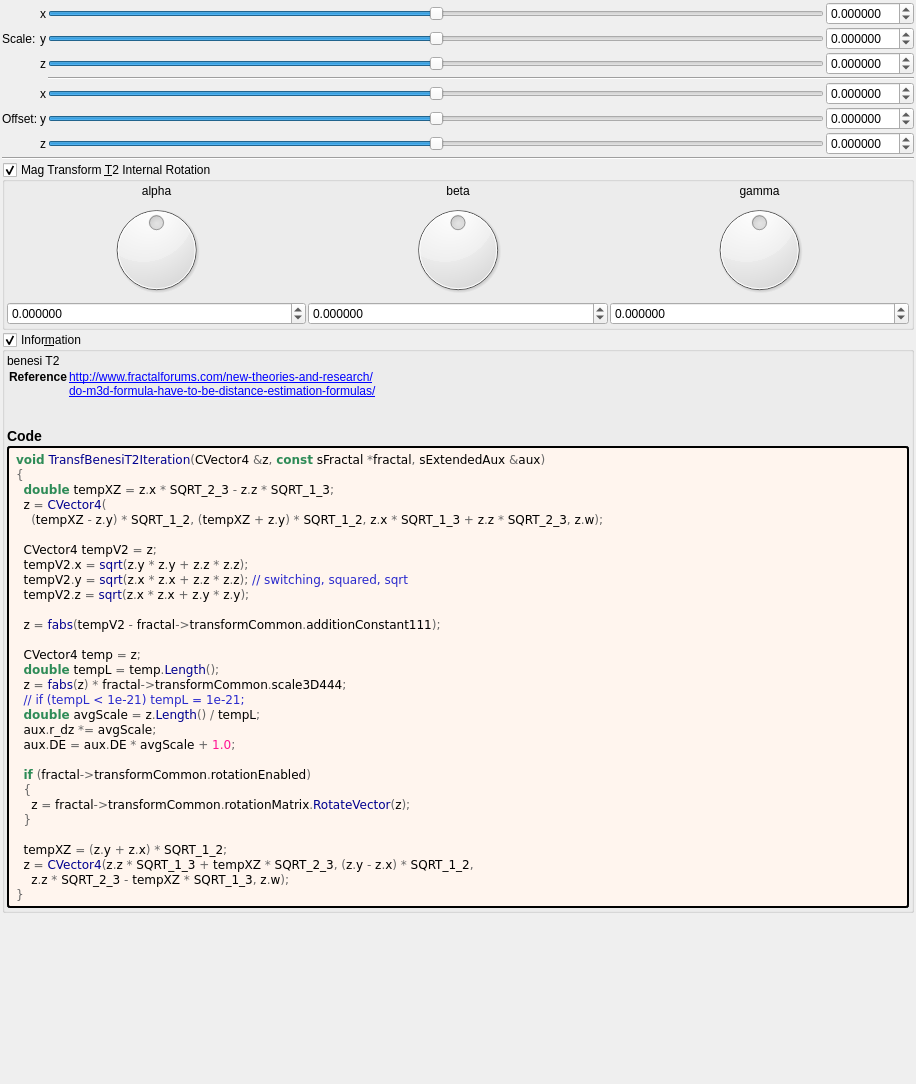
Before: the Qt Designer form mandelbulber2/formula/ui/fractal_transf_benesi_t2.ui in buddhi1980/mandelbulber2, drawn with Qt 5.
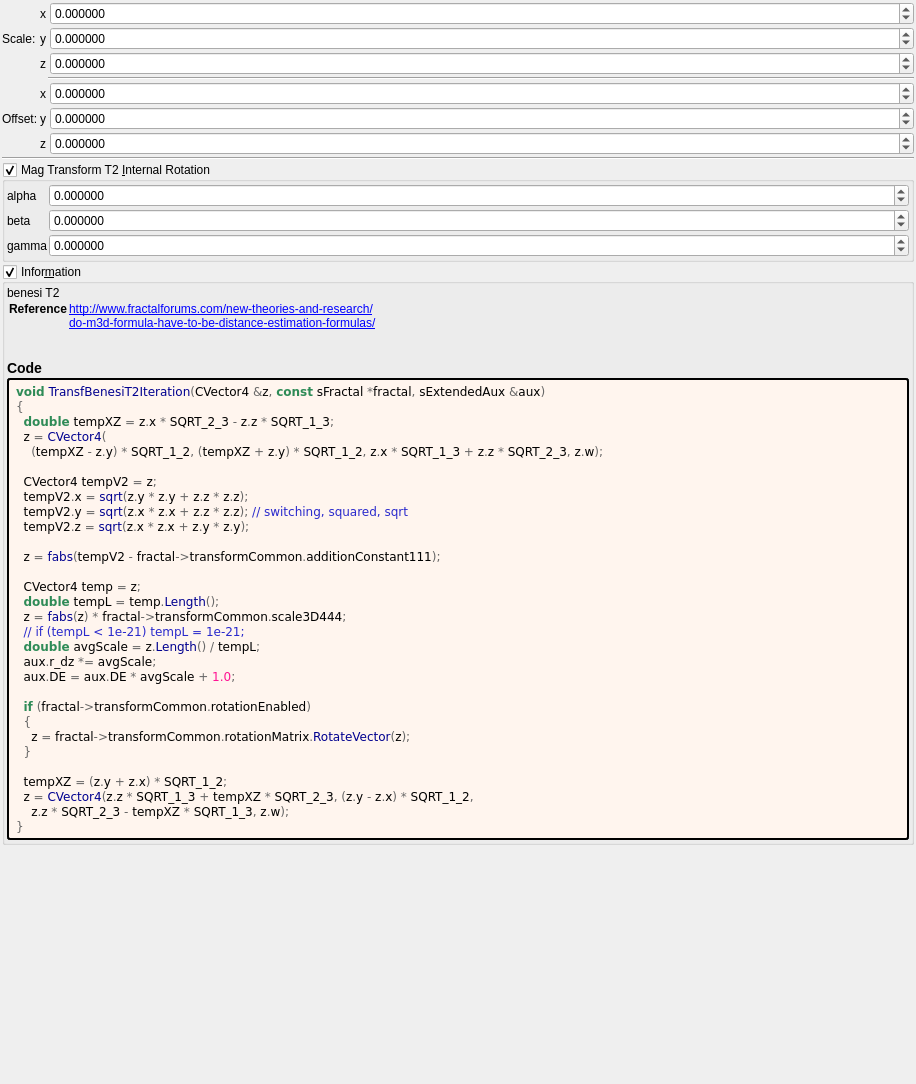
After: the same form once the commit is applied. Custom widgets are drawn as their Qt base class.

Commit message: Cleaned up 18 UIs for fractal transforms

```diff
--- a/mandelbulber2/formula/ui/fractal_transf_benesi_t2.ui
+++ b/mandelbulber2/formula/ui/fractal_transf_benesi_t2.ui
@@ -30,67 +30,11 @@
     <number>2</number>
    </property>
    <item>
-    <layout class="QGridLayout" name="gridLayout_63">
+    <layout class="QGridLayout" name="gridLayout_63" columnstretch="0,0,0,0,1">
      <property name="spacing">
       <number>2</number>
      </property>
-     <item row="6" column="4">
-      <widget class="MyDoubleSpinBox" name="spinbox3_transf_addition_constant_111_y">
-       <property name="sizePolicy">
-        <sizepolicy hsizetype="Minimum" vsizetype="Maximum">
-         <horstretch>0</horstretch>
-         <verstretch>0</verstretch>
-        </sizepolicy>
-       </property>
-       <property name="prefix">
-        <string/>
-       </property>
-       <property name="suffix">
-        <string/>
-       </property>
-       <property name="decimals">
-        <number>6</number>
-       </property>
-       <property name="minimum">
-        <double>-99.989999999999995</double>
-       </property>
-       <property name="maximum">
-        <double>99.989999999999995</double>
-       </property>
-       <property name="singleStep">
-        <double>0.100000000000000</double>
-       </property>
-      </widget>
-     </item>
-     <item row="5" column="4">
-      <widget class="MyDoubleSpinBox" name="spinbox3_transf_addition_constant_111_x">
-       <property name="sizePolicy">
-        <sizepolicy hsizetype="Minimum" vsizetype="Maximum">
-         <horstretch>0</horstretch>
-         <verstretch>0</verstretch>
-        </sizepolicy>
-       </property>
-       <property name="prefix">
-        <string/>
-       </property>
-       <property name="suffix">
-        <string/>
-       </property>
-       <property name="decimals">
-        <number>6</number>
-       </property>
-       <property name="minimum">
-        <double>-99.989999999999995</double>
-       </property>
-       <property name="maximum">
-        <double>99.989999999999995</double>
-       </property>
-       <property name="singleStep">
-        <double>0.100000000000000</double>
-       </property>
-      </widget>
-     </item>
-     <item row="3" column="4">
+     <item row="2" column="4">
       <widget class="MyDoubleSpinBox" name="spinbox3_transf_scale3D_444_z">
        <property name="sizePolicy">
         <sizepolicy hsizetype="Minimum" vsizetype="Maximum">
@@ -118,78 +62,118 @@
        </property>
       </widget>
      </item>
-     <item row="3" column="2">
-      <widget class="QLabel" name="label_260">
+     <item row="5" column="2">
+      <widget class="QLabel" name="label_259">
        <property name="text">
-        <string notr="true">z</string>
+        <string notr="true">y</string>
        </property>
       </widget>
      </item>
-     <item row="2" column="3">
-      <widget class="QSlider" name="slider3_transf_scale3D_444_y">
-       <property name="sizePolicy">
-        <sizepolicy hsizetype="Expanding" vsizetype="Maximum">
-         <horstretch>0</horstretch>
-         <verstretch>0</verstretch>
-        </sizepolicy>
-       </property>
-       <property name="minimum">
-        <number>-5000000</number>
-       </property>
-       <property name="maximum">
-        <number>5000000</number>
-       </property>
-       <property name="singleStep">
-        <number>1</number>
-       </property>
-       <property name="orientation">
-        <enum>Qt::Horizontal</enum>
-       </property>
-      </widget>
-     </item>
-     <item row="6" column="1">
+     <item row="5" column="1">
       <widget class="QLabel" name="label_255">
        <property name="text">
         <string>Offset:</string>
        </property>
       </widget>
      </item>
-     <item row="2" column="1">
+     <item row="0" column="4">
+      <widget class="MyDoubleSpinBox" name="spinbox3_transf_scale3D_444_x">
+       <property name="sizePolicy">
+        <sizepolicy hsizetype="Minimum" vsizetype="Maximum">
+         <horstretch>0</horstretch>
+         <verstretch>0</verstretch>
+        </sizepolicy>
+       </property>
+       <property name="prefix">
+        <string/>
+       </property>
+       <property name="suffix">
+        <string/>
+       </property>
+       <property name="decimals">
+        <number>6</number>
+       </property>
+       <property name="minimum">
+        <double>-99.989999999999995</double>
+       </property>
+       <property name="maximum">
+        <double>99.989999999999995</double>
+       </property>
+       <property name="singleStep">
+        <double>0.100000000000000</double>
+       </property>
+      </widget>
+     </item>
+     <item row="1" column="4">
+      <widget class="MyDoubleSpinBox" name="spinbox3_transf_scale3D_444_y">
+       <property name="sizePolicy">
+        <sizepolicy hsizetype="Minimum" vsizetype="Maximum">
+         <horstretch>0</horstretch>
+         <verstretch>0</verstretch>
+        </sizepolicy>
+       </property>
+       <property name="prefix">
+        <string/>
+       </property>
+       <property name="suffix">
+        <string/>
+       </property>
+       <property name="decimals">
+        <number>6</number>
+       </property>
+       <property name="minimum">
+        <double>-99.989999999999995</double>
+       </property>
+       <property name="maximum">
+        <double>99.989999999999995</double>
+       </property>
+       <property name="singleStep">
+        <double>0.100000000000000</double>
+       </property>
+      </widget>
+     </item>
+     <item row="5" column="4">
+      <widget class="MyDoubleSpinBox" name="spinbox3_transf_addition_constant_111_y">
+       <property name="sizePolicy">
+        <sizepolicy hsizetype="Minimum" vsizetype="Maximum">
+         <horstretch>0</horstretch>
+         <verstretch>0</verstretch>
+        </sizepolicy>
+       </property>
+       <property name="prefix">
+        <string/>
+       </property>
+       <property name="suffix">
+        <string/>
+       </property>
+       <property name="decimals">
+        <number>6</number>
+       </property>
+       <property name="minimum">
+        <double>-99.989999999999995</double>
+       </property>
+       <property name="maximum">
+        <double>99.989999999999995</double>
+       </property>
+       <property name="singleStep">
+        <double>0.100000000000000</double>
+       </property>
+      </widget>
+     </item>
+     <item row="4" column="2">
+      <widget class="QLabel" name="label_254">
+       <property name="text">
+        <string notr="true">x</string>
+       </property>
+      </widget>
+     </item>
+     <item row="1" column="1">
       <widget class="QLabel" name="label_258">
        <property name="text">
         <string>Scale:</string>
        </property>
       </widget>
      </item>
-     <item row="4" column="3" colspan="2">
-      <widget class="Line" name="line_53">
-       <property name="orientation">
-        <enum>Qt::Horizontal</enum>
-       </property>
-      </widget>
-     </item>
-     <item row="6" column="3">
-      <widget class="QSlider" name="slider3_transf_addition_constant_111_y">
-       <property name="sizePolicy">
-        <sizepolicy hsizetype="Expanding" vsizetype="Maximum">
-         <horstretch>0</horstretch>
-         <verstretch>0</verstretch>
-        </sizepolicy>
-       </property>
-       <property name="minimum">
-        <number>-5000000</number>
-       </property>
-       <property name="maximum">
-        <number>5000000</number>
-       </property>
-       <property name="singleStep">
-        <number>1</number>
-       </property>
-       <property name="orientation">
-        <enum>Qt::Horizontal</enum>
-       </property>
-      </widget>
-     </item>
      <item row="0" column="2">
       <widget class="QLabel" name="label_252">
        <property name="text">
@@ -197,136 +181,14 @@
        </property>
       </widget>
      </item>
-     <item row="0" column="3">
-      <widget class="QSlider" name="slider3_transf_scale3D_444_x">
-       <property name="sizePolicy">
-        <sizepolicy hsizetype="Preferred" vsizetype="Preferred">
-         <horstretch>0</horstretch>
-         <verstretch>0</verstretch>
-        </sizepolicy>
-       </property>
-       <property name="minimum">
-        <number>-5000000</number>
-       </property>
-       <property name="maximum">
-        <number>5000000</number>
-       </property>
-       <property name="singleStep">
-        <number>1</number>
-       </property>
+     <item row="3" column="3" colspan="2">
+      <widget class="Line" name="line_53">
        <property name="orientation">
         <enum>Qt::Horizontal</enum>
        </property>
       </widget>
      </item>
-     <item row="3" column="3">
-      <widget class="QSlider" name="slider3_transf_scale3D_444_z">
-       <property name="sizePolicy">
-        <sizepolicy hsizetype="Expanding" vsizetype="Maximum">
-         <horstretch>0</horstretch>
-         <verstretch>0</verstretch>
-        </sizepolicy>
-       </property>
-       <property name="minimum">
-        <number>-5000000</number>
-       </property>
-       <property name="maximum">
-        <number>5000000</number>
-       </property>
-       <property name="singleStep">
-        <number>1</number>
-       </property>
-       <property name="orientation">
-        <enum>Qt::Horizontal</enum>
-       </property>
-      </widget>
-     </item>
-     <item row="6" column="2">
-      <widget class="QLabel" name="label_259">
-       <property name="text">
-        <string notr="true">y</string>
-       </property>
-      </widget>
-     </item>
-     <item row="7" column="3">
-      <widget class="QSlider" name="slider3_transf_addition_constant_111_z">
-       <property name="sizePolicy">
-        <sizepolicy hsizetype="Expanding" vsizetype="Maximum">
-         <horstretch>0</horstretch>
-         <verstretch>0</verstretch>
-        </sizepolicy>
-       </property>
-       <property name="minimum">
-        <number>-5000000</number>
-       </property>
-       <property name="maximum">
-        <number>5000000</number>
-       </property>
-       <property name="singleStep">
-        <number>1</number>
-       </property>
-       <property name="orientation">
-        <enum>Qt::Horizontal</enum>
-       </property>
-      </widget>
-     </item>
-     <item row="2" column="4">
-      <widget class="MyDoubleSpinBox" name="spinbox3_transf_scale3D_444_y">
-       <property name="sizePolicy">
-        <sizepolicy hsizetype="Minimum" vsizetype="Maximum">
-         <horstretch>0</horstretch>
-         <verstretch>0</verstretch>
-        </sizepolicy>
-       </property>
-       <property name="prefix">
-        <string/>
-       </property>
-       <property name="suffix">
-        <string/>
-       </property>
-       <property name="decimals">
-        <number>6</number>
-       </property>
-       <property name="minimum">
-        <double>-99.989999999999995</double>
-       </property>
-       <property name="maximum">
-        <double>99.989999999999995</double>
-       </property>
-       <property name="singleStep">
-        <double>0.100000000000000</double>
-       </property>
-      </widget>
-     </item>
-     <item row="0" column="4">
-      <widget class="MyDoubleSpinBox" name="spinbox3_transf_scale3D_444_x">
-       <property name="sizePolicy">
-        <sizepolicy hsizetype="Minimum" vsizetype="Maximum">
-         <horstretch>0</horstretch>
-         <verstretch>0</verstretch>
-        </sizepolicy>
-       </property>
-       <property name="prefix">
-        <string/>
-       </property>
-       <property name="suffix">
-        <string/>
-       </property>
-       <property name="decimals">
-        <number>6</number>
-       </property>
-       <property name="minimum">
-        <double>-99.989999999999995</double>
-       </property>
-       <property name="maximum">
-        <double>99.989999999999995</double>
-       </property>
-       <property name="singleStep">
-        <double>0.100000000000000</double>
-       </property>
-      </widget>
-     </item>
-     <item row="7" column="4">
+     <item row="6" column="4">
       <widget class="MyDoubleSpinBox" name="spinbox3_transf_addition_constant_111_z">
        <property name="sizePolicy">
         <sizepolicy hsizetype="Minimum" vsizetype="Maximum">
@@ -354,46 +216,52 @@
        </property>
       </widget>
      </item>
-     <item row="5" column="2">
-      <widget class="QLabel" name="label_254">
-       <property name="text">
-        <string notr="true">x</string>
-       </property>
-      </widget>
-     </item>
-     <item row="2" column="2">
-      <widget class="QLabel" name="label_256">
-       <property name="text">
-        <string notr="true">y</string>
-       </property>
-      </widget>
-     </item>
-     <item row="7" column="2">
+     <item row="6" column="2">
       <widget class="QLabel" name="label_261">
        <property name="text">
         <string notr="true">z</string>
        </property>
       </widget>
      </item>
-     <item row="5" column="3">
-      <widget class="QSlider" name="slider3_transf_addition_constant_111_x">
+     <item row="4" column="4">
+      <widget class="MyDoubleSpinBox" name="spinbox3_transf_addition_constant_111_x">
        <property name="sizePolicy">
-        <sizepolicy hsizetype="Preferred" vsizetype="Preferred">
+        <sizepolicy hsizetype="Minimum" vsizetype="Maximum">
          <horstretch>0</horstretch>
          <verstretch>0</verstretch>
         </sizepolicy>
        </property>
+       <property name="prefix">
+        <string/>
+       </property>
+       <property name="suffix">
+        <string/>
+       </property>
+       <property name="decimals">
+        <number>6</number>
+       </property>
        <property name="minimum">
-        <number>-5000000</number>
+        <double>-99.989999999999995</double>
        </property>
        <property name="maximum">
-        <number>5000000</number>
+        <double>99.989999999999995</double>
        </property>
        <property name="singleStep">
-        <number>1</number>
+        <double>0.100000000000000</double>
        </property>
-       <property name="orientation">
-        <enum>Qt::Horizontal</enum>
+      </widget>
+     </item>
+     <item row="1" column="2">
+      <widget class="QLabel" name="label_256">
+       <property name="text">
+        <string notr="true">y</string>
+       </property>
+      </widget>
+     </item>
+     <item row="2" column="2">
+      <widget class="QLabel" name="label_260">
+       <property name="text">
+        <string notr="true">z</string>
        </property>
       </widget>
      </item>
@@ -409,7 +277,7 @@
    <item>
     <widget class="MyGroupBox" name="groupCheck_transf_rotation_enabled">
      <property name="title">
-      <string>Mag Transform &amp;T2 Internal Rotation</string>
+      <string>Mag Transform T2 &amp;Internal Rotation</string>
      </property>
      <property name="checkable">
       <bool>true</bool>
@@ -431,108 +299,18 @@
        <number>2</number>
       </property>
       <item>
-       <layout class="QGridLayout" name="gridLayout_10">
+       <layout class="QGridLayout" name="gridLayout_10" columnstretch="0,1">
         <property name="spacing">
          <number>2</number>
         </property>
-        <item row="1" column="2">
-         <widget class="QLabel" name="label_36">
-          <property name="text">
-           <string notr="true">gamma</string>
-          </property>
-          <property name="alignment">
-           <set>Qt::AlignCenter</set>
-          </property>
-         </widget>
-        </item>
-        <item row="1" column="1">
+        <item row="1" column="0">
          <widget class="QLabel" name="label_34">
           <property name="text">
            <string notr="true">beta</string>
           </property>
-          <property name="alignment">
-           <set>Qt::AlignCenter</set>
-          </property>
-         </widget>
-        </item>
-        <item row="1" column="0">
-         <widget class="QLabel" name="label_35">
-          <property name="text">
-           <string notr="true">alpha</string>
-          </property>
-          <property name="alignment">
-           <set>Qt::AlignCenter</set>
-          </property>
          </widget>
         </item>
         <item row="2" column="1">
-         <widget class="QDial" name="dial3_transf_rotation_y">
-          <property name="minimum">
-           <number>-18000</number>
-          </property>
-          <property name="maximum">
-           <number>18000</number>
-          </property>
-          <property name="wrapping">
-           <bool>true</bool>
-          </property>
-         </widget>
-        </item>
-        <item row="2" column="2">
-         <widget class="QDial" name="dial3_transf_rotation_z">
-          <property name="minimum">
-           <number>-18000</number>
-          </property>
-          <property name="maximum">
-           <number>18000</number>
-          </property>
-          <property name="wrapping">
-           <bool>true</bool>
-          </property>
-         </widget>
-        </item>
-        <item row="3" column="0">
-         <widget class="MyDoubleSpinBox" name="spinboxd3_transf_rotation_x">
-          <property name="sizePolicy">
-           <sizepolicy hsizetype="Minimum" vsizetype="Maximum">
-            <horstretch>0</horstretch>
-            <verstretch>0</verstretch>
-           </sizepolicy>
-          </property>
-          <property name="prefix">
-           <string/>
-          </property>
-          <property name="suffix">
-           <string/>
-          </property>
-          <property name="decimals">
-           <number>6</number>
-          </property>
-          <property name="minimum">
-           <double>-180.000000000000000</double>
-          </property>
-          <property name="maximum">
-           <double>180.000000000000000</double>
-          </property>
-          <property name="singleStep">
-           <double>1.000000000000000</double>
-          </property>
-         </widget>
-        </item>
-        <item row="2" column="0">
-         <widget class="QDial" name="dial3_transf_rotation_x">
-          <property name="minimum">
-           <number>-18000</number>
-          </property>
-          <property name="maximum">
-           <number>18000</number>
-          </property>
-          <property name="wrapping">
-           <bool>true</bool>
-          </property>
-         </widget>
-        </item>
-        <item row="3" column="2">
          <widget class="MyDoubleSpinBox" name="spinboxd3_transf_rotation_z">
           <property name="sizePolicy">
            <sizepolicy hsizetype="Minimum" vsizetype="Maximum">
@@ -560,7 +338,14 @@
           </property>
          </widget>
         </item>
-        <item row="3" column="1">
+        <item row="2" column="0">
+         <widget class="QLabel" name="label_36">
+          <property name="text">
+           <string notr="true">gamma</string>
+          </property>
+         </widget>
+        </item>
+        <item row="1" column="1">
          <widget class="MyDoubleSpinBox" name="spinboxd3_transf_rotation_y">
           <property name="sizePolicy">
            <sizepolicy hsizetype="Minimum" vsizetype="Maximum">
@@ -588,6 +373,41 @@
           </property>
          </widget>
         </item>
+        <item row="0" column="1">
+         <widget class="MyDoubleSpinBox" name="spinboxd3_transf_rotation_x">
+          <property name="sizePolicy">
+           <sizepolicy hsizetype="Minimum" vsizetype="Maximum">
+            <horstretch>0</horstretch>
+            <verstretch>0</verstretch>
+           </sizepolicy>
+          </property>
+          <property name="prefix">
+           <string/>
+          </property>
+          <property name="suffix">
+           <string/>
+          </property>
+          <property name="decimals">
+           <number>6</number>
+          </property>
+          <property name="minimum">
+           <double>-180.000000000000000</double>
+          </property>
+          <property name="maximum">
+           <double>180.000000000000000</double>
+          </property>
+          <property name="singleStep">
+           <double>1.000000000000000</double>
+          </property>
+         </widget>
+        </item>
+        <item row="0" column="0">
+         <widget class="QLabel" name="label_35">
+          <property name="text">
+           <string notr="true">alpha</string>
+          </property>
+         </widget>
+        </item>
        </layout>
       </item>
      </layout>
```
Left out of the diff: 15 changed lines with no effect on the pictures. The commit also changes 19 other files.
